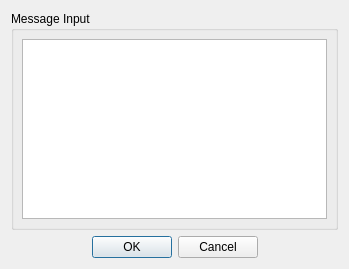
First picture: the form in Console/UI/SendMessageGroupUI.ui, repository yang-zhongtian/PYCM, before the edit.
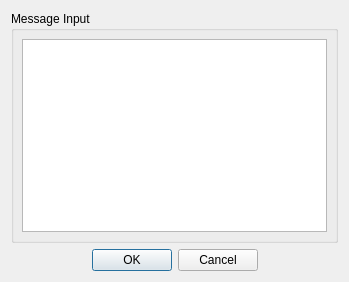
Second picture: the form after the edit. Icons and pictures are not drawn.

The edit to the form file:
```diff
--- a/Console/UI/SendMessageGroupUI.ui
+++ b/Console/UI/SendMessageGroupUI.ui
@@ -7,7 +7,7 @@
     <x>0</x>
     <y>0</y>
     <width>349</width>
-    <height>269</height>
+    <height>282</height>
    </rect>
   </property>
   <property name="sizePolicy">
```
Left out of the diff: 6 changed lines with no effect on the pictures.
